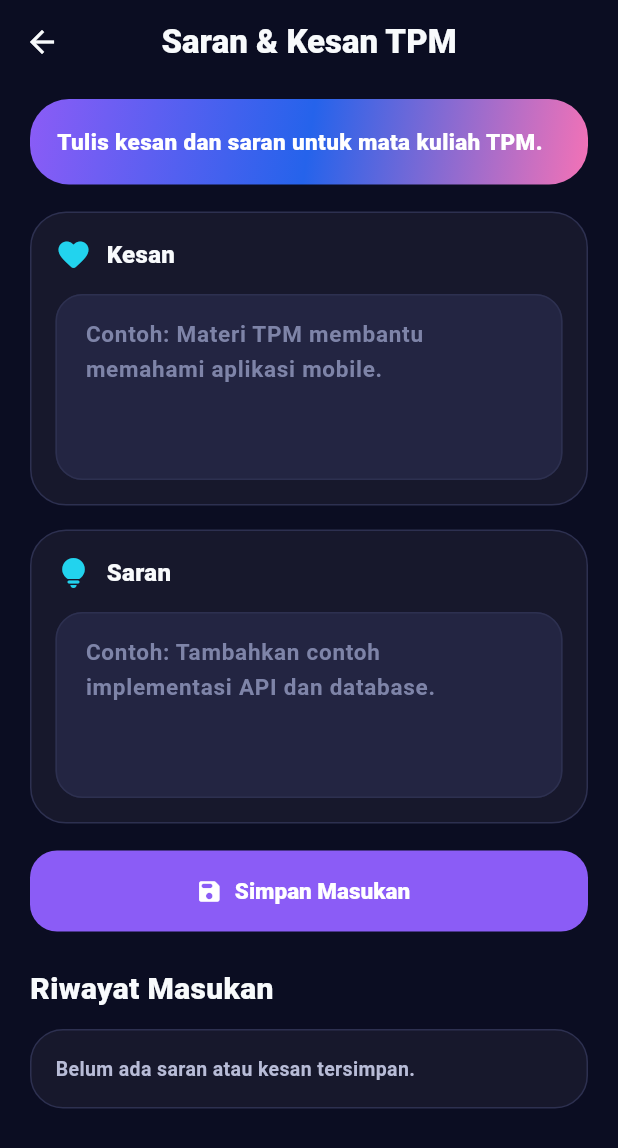
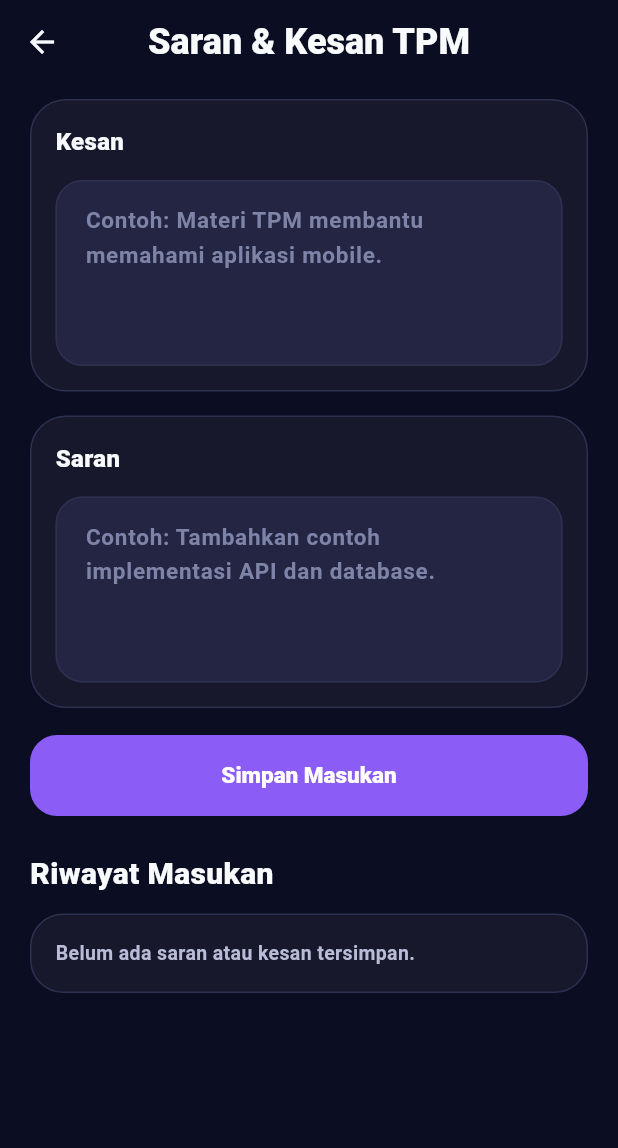
Before and after one commit to dafaarchlinux/pitch-perfect-final-project, a Flutter app: the FeedbackScreen screen opened by its route, on a phone screen of 412 x 824 dp. Shown: the top 1148 px of the screen. Run offline on Flutter 3.47's test engine with Material 3 defaults, Android fonts, the phone set to English and light mode, and no system bars; our stand-ins replace flutter_local_notifications, flutter_map, flutter_secure_storage, flutter_timezone, geocoding, geolocator and 9 more; missing offline and left inert: cryptography, flutter_pitch_detection, maps_launcher, noise_meter; accounts and stored records are empty.

Commit message:
Refactor feedback screen layout and remove icons

```diff
--- a/lib/features/feedback/feedback_screen.dart
+++ b/lib/features/feedback/feedback_screen.dart
@@ -157,7 +157,6 @@ class _FeedbackScreenState extends State<FeedbackScreen> {
   Widget _inputCard({
     required String title,
     required String hint,
-    required IconData icon,
     required TextEditingController controller,
   }) {
     return Container(
@@ -170,10 +169,6 @@ class _FeedbackScreenState extends State<FeedbackScreen> {
       child: Column(
         crossAxisAlignment: CrossAxisAlignment.start,
         children: [
-          Row(
-            children: [
-              Icon(icon, color: _cyan),
-              const SizedBox(width: 10),
           Text(
             title,
             style: const TextStyle(
@@ -181,8 +176,6 @@ class _FeedbackScreenState extends State<FeedbackScreen> {
               fontSize: 16,
               fontWeight: FontWeight.w900,
             ),
-              ),
-            ],
           ),
           const SizedBox(height: 14),
           TextField(
@@ -235,8 +228,6 @@ class _FeedbackScreenState extends State<FeedbackScreen> {
         children: [
           Row(
             children: [
-              const Icon(Icons.rate_review_rounded, color: _cyan, size: 20),
-              const SizedBox(width: 8),
               Expanded(
                 child: Text(
                   _formatDate(item['created_at']?.toString()),
@@ -247,17 +238,25 @@ class _FeedbackScreenState extends State<FeedbackScreen> {
                   ),
                 ),
               ),
-              IconButton(
+              TextButton(
                 onPressed: () => _editFeedback(item),
-                icon: const Icon(Icons.edit_rounded),
+                child: const Text(
+                  'Edit',
+                  style: TextStyle(
                     color: _purple,
-                tooltip: 'Edit',
+                    fontWeight: FontWeight.w900,
                   ),
-              IconButton(
+                ),
+              ),
+              TextButton(
                 onPressed: () => _deleteFeedback(item),
-                icon: const Icon(Icons.delete_outline_rounded),
+                child: const Text(
+                  'Hapus',
+                  style: TextStyle(
                     color: _pink,
-                tooltip: 'Hapus',
+                    fontWeight: FontWeight.w900,
+                  ),
+                ),
               ),
             ],
           ),
@@ -323,7 +322,14 @@ class _FeedbackScreenState extends State<FeedbackScreen> {
     return Scaffold(
       backgroundColor: _bg,
       appBar: AppBar(
-        title: const Text('Saran & Kesan TPM'),
+        title: const Text(
+          'Saran & Kesan TPM',
+          style: TextStyle(
+            color: _text,
+            fontSize: 24,
+            fontWeight: FontWeight.w900,
+          ),
+        ),
         centerTitle: true,
         backgroundColor: _bg,
         foregroundColor: _text,
@@ -335,62 +341,55 @@ class _FeedbackScreenState extends State<FeedbackScreen> {
           child: ListView(
             padding: const EdgeInsets.fromLTRB(20, 10, 20, 30),
             children: [
+              if (editingCreatedAt != null) ...[
                 Container(
-                padding: const EdgeInsets.all(18),
+                  padding: const EdgeInsets.all(16),
                   decoration: BoxDecoration(
-                  gradient: const LinearGradient(
-                    colors: [_purple, Color(0xFF2563EB), _pink],
-                    begin: Alignment.topLeft,
-                    end: Alignment.bottomRight,
+                    color: _surface,
+                    borderRadius: BorderRadius.circular(22),
+                    border: Border.all(color: _border),
                   ),
-                  borderRadius: BorderRadius.circular(26),
-                ),
-                child: Text(
-                  editingCreatedAt == null
-                      ? 'Tulis kesan dan saran untuk mata kuliah TPM.'
-                      : 'Kamu sedang mengedit masukan yang sudah tersimpan.',
-                  style: const TextStyle(
-                    color: Colors.white,
-                    fontSize: 15,
-                    height: 1.4,
-                    fontWeight: FontWeight.w800,
+                  child: const Text(
+                    'Mode edit masukan aktif.',
+                    style: TextStyle(
+                      color: _cyan,
+                      fontSize: 14,
+                      fontWeight: FontWeight.w900,
                     ),
                   ),
                 ),
                 const SizedBox(height: 18),
+              ],
               _inputCard(
                 title: 'Kesan',
                 hint: 'Contoh: Materi TPM membantu memahami aplikasi mobile.',
-                icon: Icons.favorite_rounded,
                 controller: impressionController,
               ),
               const SizedBox(height: 16),
               _inputCard(
                 title: 'Saran',
                 hint: 'Contoh: Tambahkan contoh implementasi API dan database.',
-                icon: Icons.lightbulb_rounded,
                 controller: suggestionController,
               ),
               const SizedBox(height: 18),
               SizedBox(
                 height: 54,
-                child: ElevatedButton.icon(
+                child: ElevatedButton(
                   onPressed: isSubmitting ? null : _submitFeedback,
-                  icon: Icon(
-                    editingCreatedAt == null
-                        ? Icons.save_rounded
-                        : Icons.check_rounded,
-                  ),
-                  label: Text(
-                    editingCreatedAt == null
-                        ? 'Simpan Masukan'
-                        : 'Simpan Perubahan',
-                  ),
                   style: ElevatedButton.styleFrom(
                     backgroundColor: _purple,
                     foregroundColor: Colors.white,
                     shape: RoundedRectangleBorder(
                       borderRadius: BorderRadius.circular(18),
+                    ),
+                  ),
+                  child: Text(
+                    editingCreatedAt == null
+                        ? 'Simpan Masukan'
+                        : 'Simpan Perubahan',
+                    style: const TextStyle(
+                      color: Colors.white,
+                      fontWeight: FontWeight.w900,
                     ),
                   ),
                 ),
```
Lines whose indentation alone changed are shown as unchanged.
